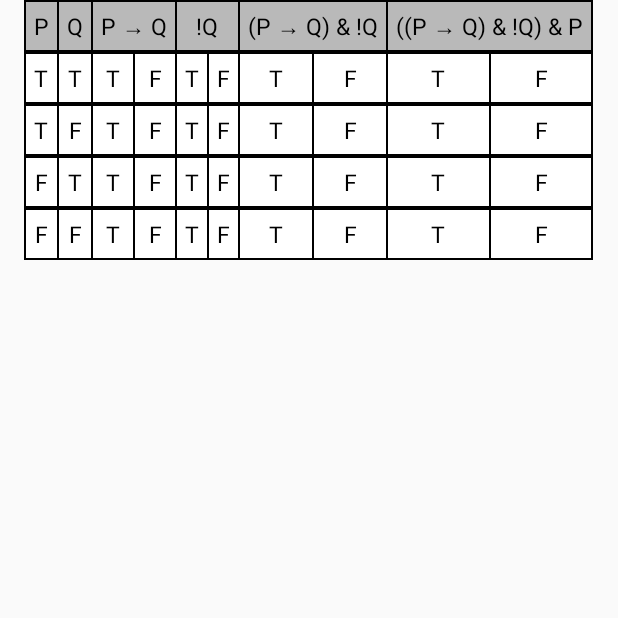
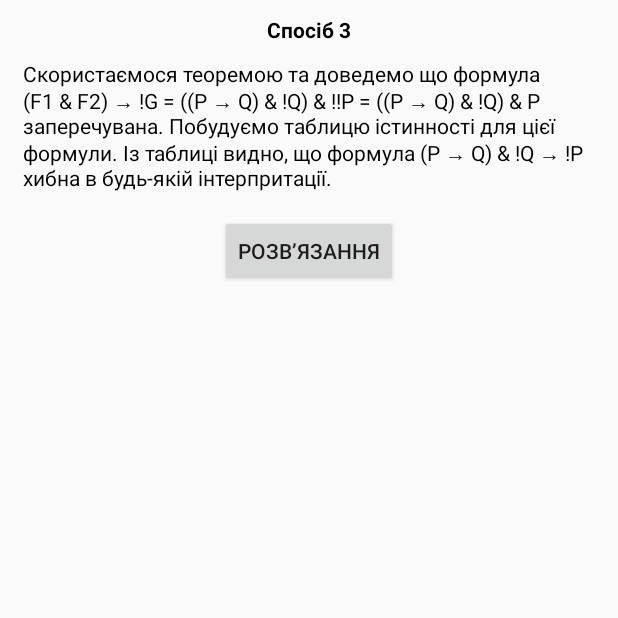
Before and after one commit to SYVYUA/Logic_of_utterances, an Android app: the ExerciseWithExplain1_3 screen opened directly, with no data from a screen before it, on a phone screen of 412 x 824 dp, the top half of it. Run offline under Robolectric (Android 15) with nearby library versions, the phone set to English and light mode, and no system bars.

Commit message:
table for method 3

```diff
--- a/app/src/main/java/com/e/diplomamaster/learning/withExplain/ExerciseWithExplain1.java
+++ b/app/src/main/java/com/e/diplomamaster/learning/withExplain/ExerciseWithExplain1.java
@@ -12,10 +12,6 @@ import android.widget.LinearLayout;
 import android.widget.TextView;
 
 import com.e.diplomamaster.R;
-
-import java.util.Random;
-import java.util.Timer;
-import java.util.TimerTask;
 
 public class ExerciseWithExplain1 extends AppCompatActivity {
 
@@ -35,7 +31,7 @@ public class ExerciseWithExplain1 extends AppCompatActivity {
         }
 
         nextScreen = findViewById(R.id.nextStepExp1);
-        layForTable = findViewById(R.id.layForTable);
+        layForTable = findViewById(R.id.layForTable3);
 
         explainForTable = findViewById(R.id.explainForTable);
         solExplain = findViewById(R.id.solExplain);
--- a/app/src/main/java/com/e/diplomamaster/learning/withExplain/ExerciseWithExplain1_3.java
+++ b/app/src/main/java/com/e/diplomamaster/learning/withExplain/ExerciseWithExplain1_3.java
@@ -1,15 +1,71 @@
 package com.e.diplomamaster.learning.withExplain;
 
+import android.content.Intent;
+import android.graphics.Color;
 import android.support.v7.app.AppCompatActivity;
 import android.os.Bundle;
+import android.view.View;
+import android.view.animation.Animation;
+import android.view.animation.AnimationUtils;
+import android.widget.Button;
+import android.widget.LinearLayout;
+import android.widget.TextView;
 
+import com.e.diplomamaster.MainActivity;
 import com.e.diplomamaster.R;
+import com.e.diplomamaster.learning.LearningActivity;
 
 public class ExerciseWithExplain1_3 extends AppCompatActivity {
+
+    private TextView explainForTable3;
+    Button butForTabl3, toMainMenu;
+    LinearLayout layForTable3;
 
     @Override
     protected void onCreate(Bundle savedInstanceState) {
         super.onCreate(savedInstanceState);
         setContentView(R.layout.activity_exercise_with_explain1_3);
+
+        toMainMenu = findViewById(R.id.toMainMenu);
+        explainForTable3 = findViewById(R.id.explainForTable3);
+        butForTabl3 = findViewById(R.id.butForTabl3);
+        layForTable3 = findViewById(R.id.layForTable3);
+        butForTabl3.setOnClickListener(new View.OnClickListener() {
+            @Override
+            public void onClick(View v) {
+                layForTable3.setVisibility(View.VISIBLE);
+                explainForTable3.setVisibility(View.VISIBLE);
+                butForTabl3.setVisibility(View.GONE);
+                toMainMenu.setVisibility(View.VISIBLE);
+                startAnimation();
+            }
+        });
+        toMainMenu.setOnClickListener(new View.OnClickListener() {
+            @Override
+            public void onClick(View v) {
+                Intent intent = new Intent(ExerciseWithExplain1_3.this, LearningActivity.class);
+                startActivity(intent);
+            }
+        });
+    }
+
+    private void startAnimation(){
+        Animation animation = AnimationUtils.loadAnimation(this, R.anim.lefttoright);
+        layForTable3.startAnimation(animation);
+        Animation animation1 = AnimationUtils.loadAnimation(this, R.anim.zoomin);
+        int [] txtVG = new int[]{R.id.trueRow23, R.id.falseRow24, R.id.falseRow25, R.id.falseRow26, R.id.falseRow33, R.id.trueRow34, R.id.falseRow35, R.id.falseRow36, R.id.trueRow43, R.id.falseRow44, R.id.falseRow45, R.id.falseRow46, R.id.trueRow53, R.id.trueRow54, R.id.trueRow55, R.id.falseRow56};
+        for (int i1:txtVG){
+            TextView txtVGreen = findViewById(i1);
+            txtVGreen.startAnimation(animation1);
+            txtVGreen.setBackgroundColor(Color.GREEN);
+
+        }
+        int [] txtVR = new int[]{R.id.falseRow23, R.id.trueRow24, R.id.trueRow25, R.id.trueRow26, R.id.trueRow33, R.id.falseRow34, R.id.trueRow35, R.id.trueRow36, R.id.falseRow43, R.id.trueRow44, R.id.trueRow45, R.id.trueRow46, R.id.falseRow53, R.id.falseRow54, R.id.falseRow55, R.id.trueRow56};
+        for (int i1:txtVR){
+            TextView txtVRed = findViewById(i1);
+            txtVRed.startAnimation(animation1);
+            txtVRed.setBackgroundColor(Color.RED);
+
+        }
     }
 }
--- a/app/src/main/res/layout/activity_exercise_with_explain1.xml
+++ b/app/src/main/res/layout/activity_exercise_with_explain1.xml
@@ -84,7 +84,7 @@
         android:layout_below="@+id/solExp1"/>
 
     <LinearLayout
-        android:id="@+id/layForTable"
+        android:id="@+id/layForTable3"
         android:layout_width="wrap_content"
         android:layout_height="wrap_content"
         android:layout_below="@+id/spaceSecond"
@@ -696,7 +696,7 @@
 
     <Space
         android:id="@+id/spaceAfterTable"
-        android:layout_below="@+id/layForTable"
+        android:layout_below="@+id/layForTable3"
         android:layout_width="match_parent"
         android:layout_height="25dp" />
 
--- a/app/src/main/res/layout/activity_exercise_with_explain1_3.xml
+++ b/app/src/main/res/layout/activity_exercise_with_explain1_3.xml
@@ -1,19 +1,53 @@
 <?xml version="1.0" encoding="utf-8"?>
-<RelativeLayout xmlns:android="http://schemas.android.com/apk/res/android"
+<LinearLayout xmlns:android="http://schemas.android.com/apk/res/android"
     xmlns:app="http://schemas.android.com/apk/res-auto"
     xmlns:tools="http://schemas.android.com/tools"
     android:layout_width="match_parent"
     android:layout_height="match_parent"
+    android:orientation="vertical"
     tools:context=".learning.withExplain.ExerciseWithExplain1_3">
 
-    <LinearLayout
-        android:id="@+id/layForTable"
+    <TextView
+        android:id="@+id/method3"
+        android:text="@string/method3exp"
         android:layout_width="wrap_content"
         android:layout_height="wrap_content"
-        android:layout_centerHorizontal="true"
+        android:textColor="#000000"
+        android:textStyle="bold"
+        android:layout_gravity="center"
+        android:layout_marginTop="10dp" />
+    <TextView
+        android:id="@+id/method3exp"
+        android:text="@string/method3"
+        android:layout_width="wrap_content"
+        android:layout_height="wrap_content"
+        android:textColor="#000000"
+        android:layout_marginTop="10dp"
+        android:layout_marginStart="15dp"
+        android:layout_marginEnd="15dp"/>
+    <Space
+        android:layout_width="match_parent"
+        android:layout_height="15dp" />
+
+    <Button
+        android:id="@+id/butForTabl3"
+        android:text="@string/solutionBut"
+        android:layout_width="wrap_content"
+        android:layout_height="wrap_content"
+        android:layout_gravity="center"/>
+
+    <Space
+        android:layout_width="match_parent"
+        android:layout_height="15dp" />
+
+    <LinearLayout
+        android:id="@+id/layForTable3"
+        android:layout_width="wrap_content"
+        android:layout_height="wrap_content"
+        android:layout_gravity="center"
         android:background="#000"
         android:orientation="horizontal"
-        android:visibility="visible">
+        android:visibility="invisible">
 
         <TableLayout
             android:layout_width="wrap_content"
@@ -616,4 +650,29 @@
 
     </LinearLayout>
 
-</RelativeLayout>
+    <Space
+        android:layout_width="match_parent"
+        android:layout_height="25dp" />
+
+    <TextView
+        android:id="@+id/explainForTable3"
+        android:layout_width="wrap_content"
+        android:layout_height="wrap_content"
+        android:layout_marginStart="20dp"
+        android:layout_marginEnd="20dp"
+        android:text="@string/expForTable3"
+        android:textColor="#000000"
+        android:visibility="invisible" />
+    <Space
+        android:layout_width="match_parent"
+        android:layout_height="25dp" />
+    <Button
+        android:id="@+id/toMainMenu"
+        android:layout_marginBottom="50dp"
+        android:layout_width="wrap_content"
+        android:layout_height="wrap_content"
+        android:layout_gravity="center"
+        android:text="@string/finish"
+        android:visibility="invisible"/>
+
+</LinearLayout>
--- a/app/src/main/res/values/strings.xml
+++ b/app/src/main/res/values/strings.xml
@@ -127,4 +127,8 @@
     <string name="forTable2">((P → Q) <![CDATA[&]]> !Q) → !P</string>
     <string name="expForTable2">Оскільки формула ((P → Q) <![CDATA[&]]> !Q) → !P загальнозначуща, то формула !Р - логічний наслідок формул P → Q та !Q.</string>
     <string name="forTable3">((P → Q) <![CDATA[&]]> !Q) <![CDATA[&]]> P</string>
+    <string name="method3exp">Спосіб 3</string>
+    <string name="method3"><![CDATA[Скористаємося теоремою та доведемо що формула (F1 & F2) → !G = ((P → Q) & !Q) & !!P = ((P → Q) & !Q) & P заперечувана. Побудуємо таблицю істинності для цієї формули. Із таблиці видно, що формула (P → Q) & !Q → !P хибна в будь-якій інтерпритації.]]></string>
+    <string name="expForTable3">Тепер відповідно до теорми можна дійти висновку, що формула !Р логічно випливає з формул P → Q та !Q.</string>
+    <string name="finish">До гогловного меню</string>
 </resources>
```
Also changed, not shown: 1 other file.
